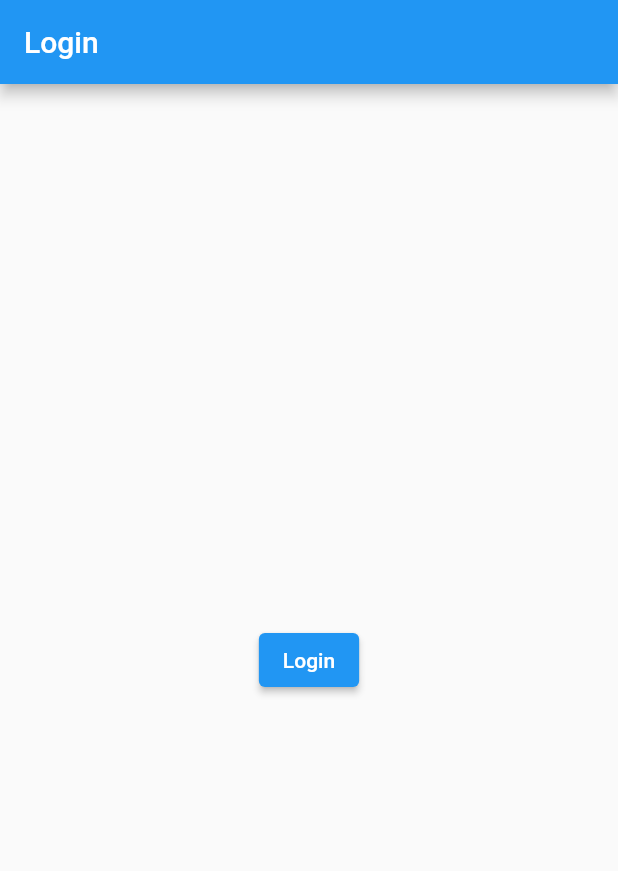
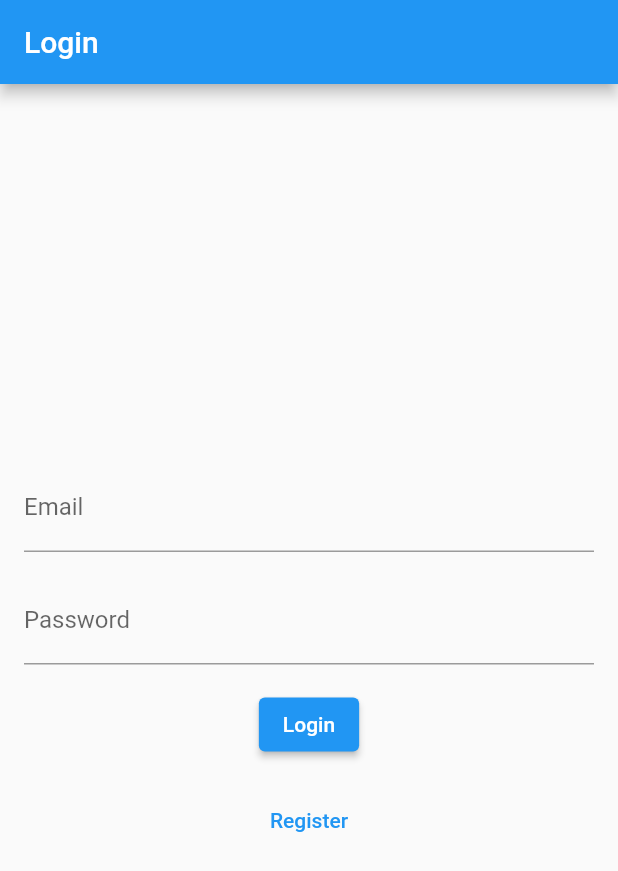
Before and after one commit to Flutter-OJT-Applications/GetX-Middleware, a Flutter app: the screen it shows after launch, after a tap on "Login", after a tap on "Logout", on a phone screen of 412 x 824 dp. Shown: the top 871 px of the screen. Run offline on Flutter 3.47's test engine with Material 2 defaults, Android fonts, the phone set to English and light mode, and no system bars; our stand-ins replace flutter_secure_storage, get.

Commit message:
GetX-Middleware-Assignment

```diff
--- a/lib/main.dart
+++ b/lib/main.dart
@@ -14,7 +14,7 @@ void main() async {
   runApp(const AuthenticationApp());
 }
 
-class AuthenticationApp extends StatelessWidget{
+class AuthenticationApp extends StatelessWidget {
   const AuthenticationApp({super.key});
 
   @override
@@ -26,11 +26,11 @@ class AuthenticationApp extends StatelessWidget{
       getPages: PageConfig.pages,
     );
   }
-
 }
 
 Future<void> _checkLoggedUser(storageService, authController) async {
-  final String? data = await storageService.storage.read(key: 'user');
+  final String? data = await storageService.storage.read(key: 'useremail');
   authController.authenticated = data != null;
-  authController.username = data ?? "";
+  authController.useremail = data ?? "";
+  authController.userpassword = data ?? "";
 }
--- a/lib/screens/auth/login_screen.dart
+++ b/lib/screens/auth/login_screen.dart
@@ -2,25 +2,76 @@ import 'package:authentications/services/login/login_service.dart';
 import 'package:authentications/services/prefs/storage_service.dart';
 import 'package:flutter/material.dart';
 import 'package:get/get.dart';
+import '../home/registration.dart';
 
 class LoginScreen extends GetView<LoginService> {
-  const LoginScreen({super.key});
+  LoginScreen({Key? key}) : super(key: key);
+
+  final TextEditingController _emailController = TextEditingController();
+  final TextEditingController _passwordController = TextEditingController();
 
   @override
   Widget build(BuildContext context) {
     final storageService = Get.find<StorageService>();
+
     return Scaffold(
       appBar: AppBar(title: const Text('Login')),
-      body: Center(
-        child: ElevatedButton(
-          child: const Text('Login'),
-          onPressed: () async {
-            controller.authService.authenticated = true;
-            String name = "Mg Mg";
-            await storageService.storage.write(key: 'user', value: name);
-            controller.authService.username = name;
-            Get.offNamed('/home');
-          },
+      body: Padding(
+        padding: const EdgeInsets.all(16.0),
+        child: Column(
+          mainAxisAlignment: MainAxisAlignment.center,
+          children: [
+            TextField(
+              controller: _emailController,
+              keyboardType: TextInputType.emailAddress,
+              decoration: const InputDecoration(
+                labelText: 'Email',
+              ),
+            ),
+            const SizedBox(height: 16.0),
+            TextField(
+              controller: _passwordController,
+              obscureText: true,
+              decoration: const InputDecoration(
+                labelText: 'Password',
+              ),
+            ),
+            const SizedBox(height: 16.0),
+            ElevatedButton(
+              child: const Text('Login'),
+              onPressed: () async {
+                // Retrieve the entered email and password
+                final email = _emailController.text;
+                final password = _passwordController.text;
+
+                // Perform login logic here
+                // For simplicity, let's assume the login is successful
+
+                // Set authentication status
+                controller.authService.authenticated = true;
+
+                // Store user information in storage
+                await storageService.storage
+                    .write(key: 'useremail', value: email);
+                await storageService.storage
+                    .write(key: 'userpassword', value: password);
+                controller.authService.useremail = email;
+                controller.authService.userpassword = password;
+
+                // Navigate to the home screen
+                Get.offNamed('/home');
+              },
+            ),
+            const SizedBox(height: 16.0),
+            TextButton(
+              child: const Text('Register'),
+              onPressed: () {
+                // Perform registration logic here
+                // Navigate to the registration screen
+                Get.to(() => RegistrationScreen());
+              },
+            ),
+          ],
         ),
       ),
     );
--- a/lib/screens/configs/page_config.dart
+++ b/lib/screens/configs/page_config.dart
@@ -17,7 +17,7 @@ class PageConfig {
     ),
     GetPage(
       name: '/login',
-      page: () => const LoginScreen(),
+      page: () => LoginScreen(),
       binding: BindingsBuilder(() {
         Get.put(LoginService());
       }),
--- a/lib/screens/home/home_screen.dart
+++ b/lib/screens/home/home_screen.dart
@@ -15,11 +15,13 @@ class HomeScreen extends StatelessWidget {
           mainAxisAlignment: MainAxisAlignment.center,
           crossAxisAlignment: CrossAxisAlignment.center,
           children: [
-            Text('User: ${authController.username}'),
-            ElevatedButton(onPressed: () async{
-              await authController.logout();
-              Get.offNamed('/login');
-            }, child: const Text('Logout'))
+            Text('UserEmail: ${authController.useremail}'),
+            ElevatedButton(
+                onPressed: () async {
+                  await authController.logout();
+                  Get.offNamed('/login');
+                },
+                child: const Text('Logout'))
           ],
         ),
       ),
--- a/lib/services/auth/auth_service.dart
+++ b/lib/services/auth/auth_service.dart
@@ -5,16 +5,21 @@ class AuthService extends GetxController {
   final StorageService storageService = Get.find<StorageService>();
 
   final _authenticated = false.obs;
-  final _username = RxString('');
+  final _useremail = RxString('');
+  final _userpassword = RxString('');
 
-  Future<void> logout() async{
+  Future<void> logout() async {
     await storageService.clearStorage();
     _authenticated.value = false;
-    _username.value = "";
+    _useremail.value = "";
+    _userpassword.value = "";
   }
 
   bool get authenticated => _authenticated.value;
   set authenticated(bool value) => _authenticated.value = value;
-  String get username => _username.value;
-  set username(value) => _username.value = value;
+  String get useremail => _useremail.value;
+  set useremail(value) => _useremail.value = value;
+
+  String get userpassword => _userpassword.value;
+  set userpassword(value) => _userpassword.value = value;
 }
--- a/lib/services/prefs/storage_service.dart
+++ b/lib/services/prefs/storage_service.dart
@@ -1,11 +1,11 @@
 import 'package:flutter_secure_storage/flutter_secure_storage.dart';
 import 'package:get/get.dart';
 
-class StorageService extends GetxController{
-
+class StorageService extends GetxController {
   final storage = const FlutterSecureStorage();
 
-  Future<void> clearStorage() async{
-    await storage.delete(key: 'user');
+  Future<void> clearStorage() async {
+    await storage.delete(key: 'useremail');
+    await storage.delete(key: 'userpassword');
   }
 }
--- a/pubspec.yaml
+++ b/pubspec.yaml
@@ -37,6 +37,7 @@ dependencies:
   cupertino_icons: ^1.0.2
   get: ^4.6.5
   flutter_secure_storage: ^8.0.0
+  sqflite: ^2.2.8+4
 
 dev_dependencies:
   flutter_test:
```
Also changed, not shown: lib/screens/home/registration.dart (added, +74 -0 lines), pubspec.lock, 2 other files.
